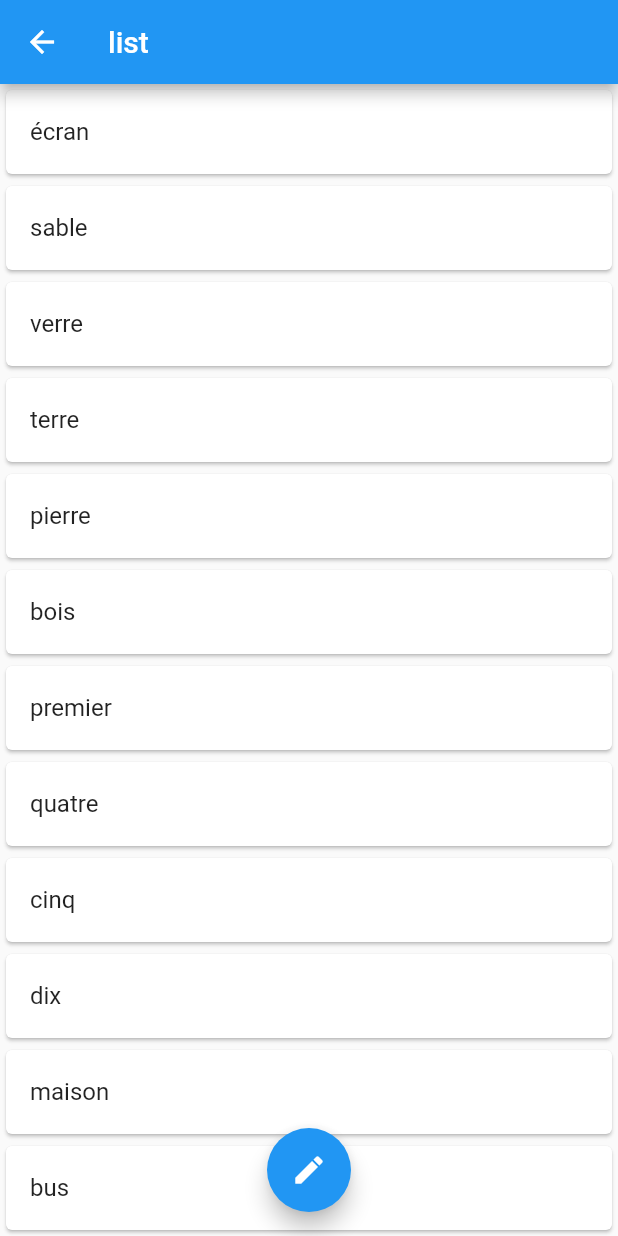
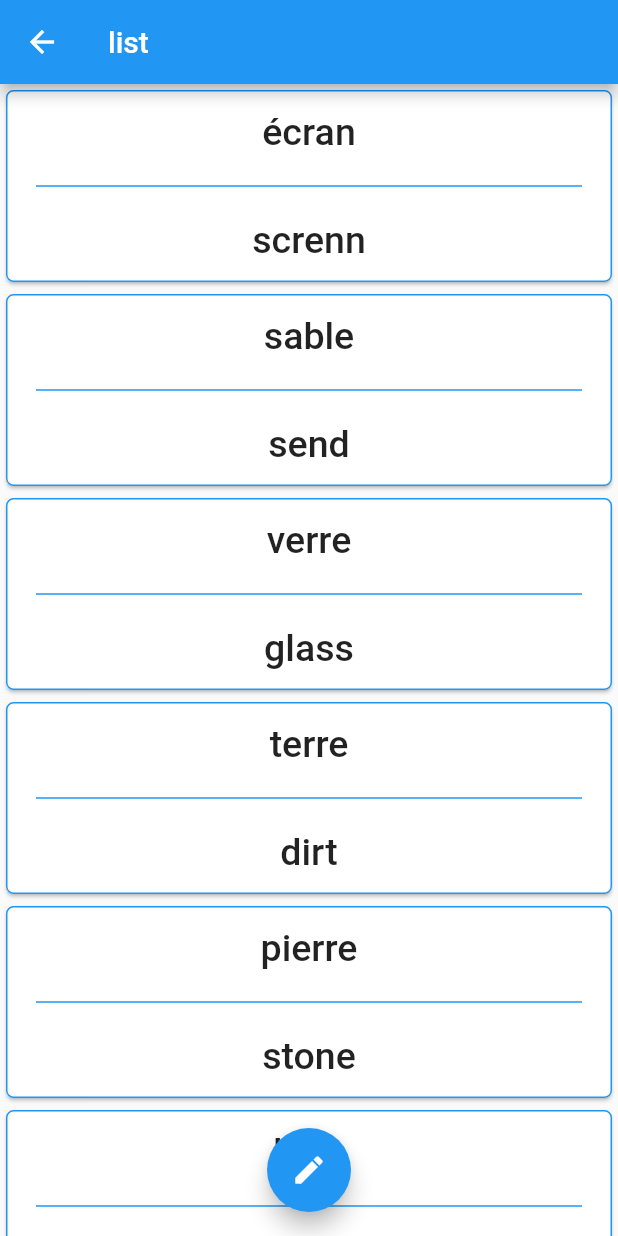
Before and after one commit to acroquelois/poke-flutter, a Flutter app: the ListPage screen opened directly, on a phone screen of 412 x 824 dp. Run offline on Flutter 3.47's test engine with Material 2 defaults, Android fonts, the phone set to English and light mode, and no system bars.

Commit message:
:sparkles: custom list with card

```diff
--- a/lib/ui/list.dart
+++ b/lib/ui/list.dart
@@ -73,10 +73,43 @@ Widget _myListView(BuildContext context) {
   return ListView.builder(
     itemCount: wordList.length,
     itemBuilder: (context, index) {
-      return Card( //                           <-- Card widget
-        child: ListTile(
-          title: Text(wordList[index].fr),
+      return Card(
+        shape: RoundedRectangleBorder(
+          side: BorderSide(color: Colors.blue, width: 1),
+          borderRadius: BorderRadius.circular(5),
         ),
+        child: Column(
+          children: [
+            ListTile(
+              title: new Center(
+                  child: new Text(
+                    wordList[index].fr,
+                    style: new TextStyle(
+                      fontWeight: FontWeight.w500,
+                      fontSize: 25.0
+                      ),
+                  )
+              ),
+            ),
+            const Divider(
+              color: Colors.blue,
+              thickness: 1,
+              indent: 20,
+              endIndent: 20,
+            ),
+            ListTile(
+              title: new Center(
+                  child: new Text(
+                    wordList[index].en,
+                    style: new TextStyle(
+                        fontWeight: FontWeight.w500,
+                        fontSize: 25.0
+                    ),
+                  )
+              ),
+            ),
+          ],
+        )
       );
     },
   );
```
